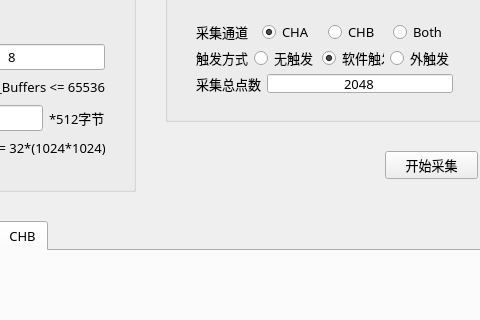
The window that mainwindow.ui (yaojiaojiao/CStreamingCaptureFinal) describes before a commit, drawn with Qt 5; both pictures show x 525 to 1005 and y 82 to 402 of the 1139 by 692 pixel window.
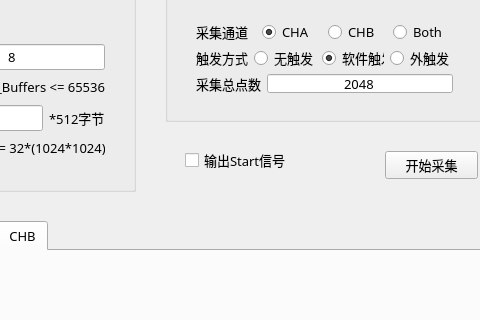
The same window after the commit.

Commit message: 修正了 BitReverseIndex的错误。 修正了功率谱写入文件的错误。 增加了写开始信号到FPGA的功能。

The edit to the form file:
```diff
--- a/mainwindow.ui
+++ b/mainwindow.ui
@@ -1808,6 +1808,25 @@
      </widget>
     </widget>
    </widget>
+   <widget class="QCheckBox" name="checkBox_0x30">
+    <property name="geometry">
+     <rect>
+      <x>710</x>
+      <y>200</y>
+      <width>111</width>
+      <height>18</height>
+     </rect>
+    </property>
+    <property name="font">
+     <font>
+      <family>Microsoft YaHei</family>
+      <pointsize>10</pointsize>
+     </font>
+    </property>
+    <property name="text">
+     <string>输出Start信号</string>
+    </property>
+   </widget>
   </widget>
   <widget class="QMenuBar" name="menuBar">
    <property name="geometry">
```
The commit also changes 2 other files.
